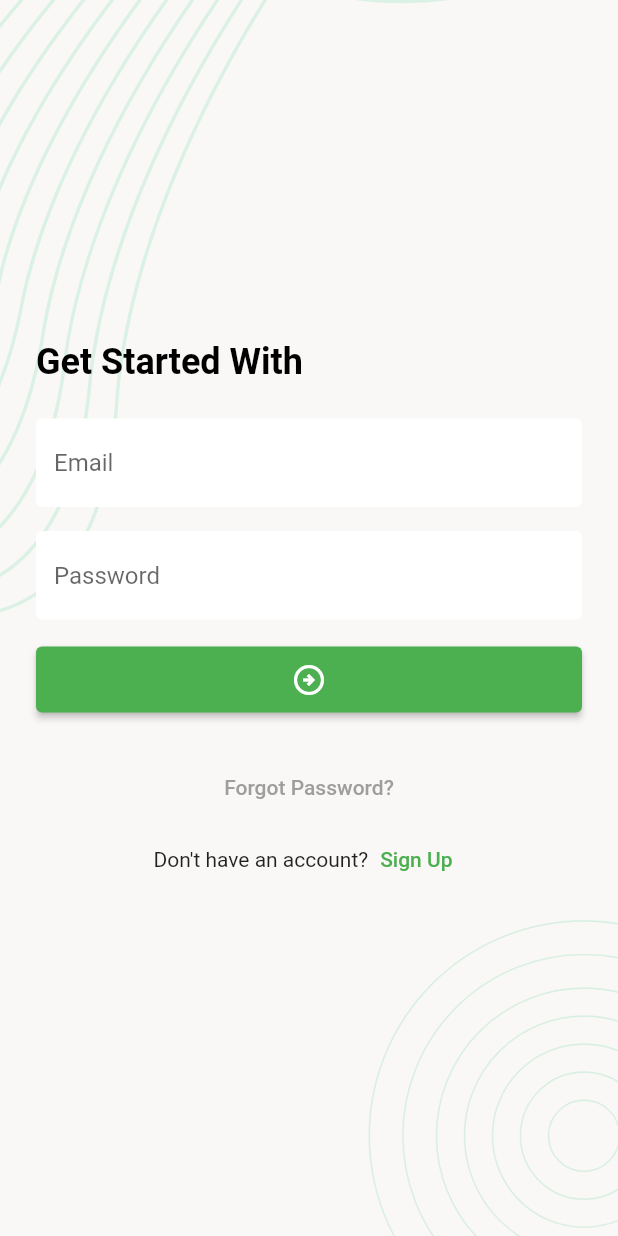
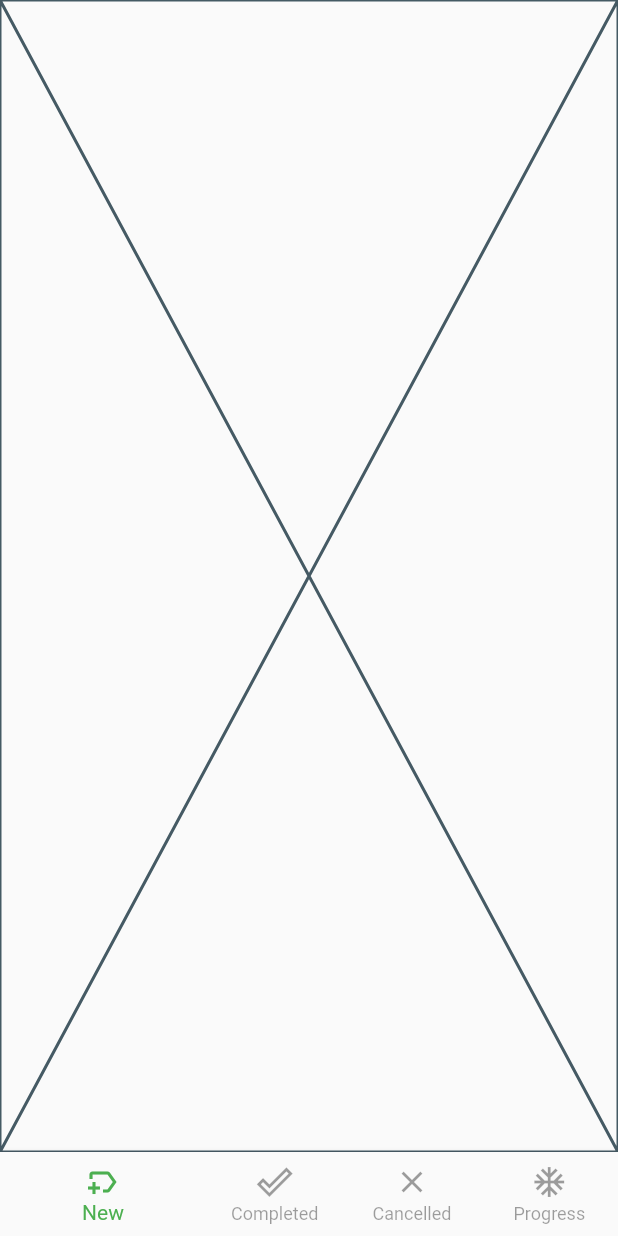
Before and after one commit to RafatMeraz/ostad_flutter_batch_two, a Flutter app: the screen it shows after launch, after a tap on the "arrow circle right" icon, on a phone screen of 412 x 824 dp. Run offline on Flutter 3.47's test engine with Material 2 defaults, Android fonts, the phone set to English and light mode, and no system bars; our stand-ins replace flutter_svg, pin_code_fields.

Commit message:
main bottom nav bar set up done

```diff
--- a/lib/ui/screens/login.dart
+++ b/lib/ui/screens/login.dart
@@ -1,4 +1,5 @@
 import 'package:flutter/material.dart';
+import 'package:ostad_flutter_batch_two/ui/screens/main_%20bottom_nav_bar.dart';
 import 'package:ostad_flutter_batch_two/ui/screens/signup_screen.dart';
 import 'package:ostad_flutter_batch_two/ui/screens/verify_with_email_screen.dart';
 import 'package:ostad_flutter_batch_two/ui/widgets/screen_background_widget.dart';
@@ -48,7 +49,11 @@ class _LoginScreenState extends State<LoginScreen> {
                 height: 16,
               ),
               AppElevatedButton(
-                onTap: () {},
+                onTap: () {
+                  Navigator.pushAndRemoveUntil(context, MaterialPageRoute(
+                      builder: (context) => const MainBottomNavBar()), (
+                      route) => false);
+                },
                 child: const Icon(Icons.arrow_circle_right_outlined),
               ),
               const SizedBox(
--- /dev/null
+++ b/lib/ui/screens/main_ bottom_nav_bar.dart
@@ -0,0 +1,52 @@
+import 'package:flutter/material.dart';
+import 'package:ostad_flutter_batch_two/ui/screens/cancelled_tasks_screen.dart';
+import 'package:ostad_flutter_batch_two/ui/screens/completed_tasks_screen.dart';
+import 'package:ostad_flutter_batch_two/ui/screens/inprogress_tasks_screen.dart';
+import 'package:ostad_flutter_batch_two/ui/screens/new_tasks_screen.dart';
+import 'package:ostad_flutter_batch_two/ui/widgets/screen_background_widget.dart';
+
+class MainBottomNavBar extends StatefulWidget {
+  const MainBottomNavBar({Key? key}) : super(key: key);
+
+  @override
+  State<MainBottomNavBar> createState() => _MainBottomNavBarState();
+}
+
+class _MainBottomNavBarState extends State<MainBottomNavBar> {
+  int _selectedScreen = 0;
+  final List<Widget> _screens = const [
+    NewTasksScreen(),
+    CompletedTasksScreen(),
+    CancelledTasksScreen(),
+    InProgressTasksScreen()
+  ];
+
+  @override
+  Widget build(BuildContext context) {
+    return Scaffold(
+      body: _screens[_selectedScreen],
+      bottomNavigationBar: BottomNavigationBar(
+        selectedItemColor: Colors.green,
+        unselectedItemColor: Colors.black38,
+        backgroundColor: Colors.white,
+        showUnselectedLabels: true,
+        onTap: (index) {
+          _selectedScreen = index;
+          setState(() {});
+        },
+        elevation: 4,
+        currentIndex: _selectedScreen,
+        items: const [
+          BottomNavigationBarItem(
+              icon: Icon(Icons.new_label_outlined), label: 'New'),
+          BottomNavigationBarItem(
+              icon: Icon(Icons.done_outline), label: 'Completed'),
+          BottomNavigationBarItem(
+              icon: Icon(Icons.close_outlined), label: 'Cancelled'),
+          BottomNavigationBarItem(
+              icon: Icon(Icons.ac_unit_sharp), label: 'Progress'),
+        ],
+      ),
+    );
+  }
+}
--- /dev/null
+++ b/lib/ui/screens/new_tasks_screen.dart
@@ -0,0 +1,15 @@
+import 'package:flutter/material.dart';
+
+class NewTasksScreen extends StatefulWidget {
+  const NewTasksScreen({Key? key}) : super(key: key);
+
+  @override
+  State<NewTasksScreen> createState() => _NewTasksScreeenState();
+}
+
+class _NewTasksScreeenState extends State<NewTasksScreen> {
+  @override
+  Widget build(BuildContext context) {
+    return const Placeholder();
+  }
+}
```
Also changed, not shown: lib/ui/screens/cancelled_tasks_screen.dart (added, +15 -0 lines), lib/ui/screens/completed_tasks_screen.dart (added, +15 -0 lines), lib/ui/screens/inprogress_tasks_screen.dart (added, +15 -0 lines).
